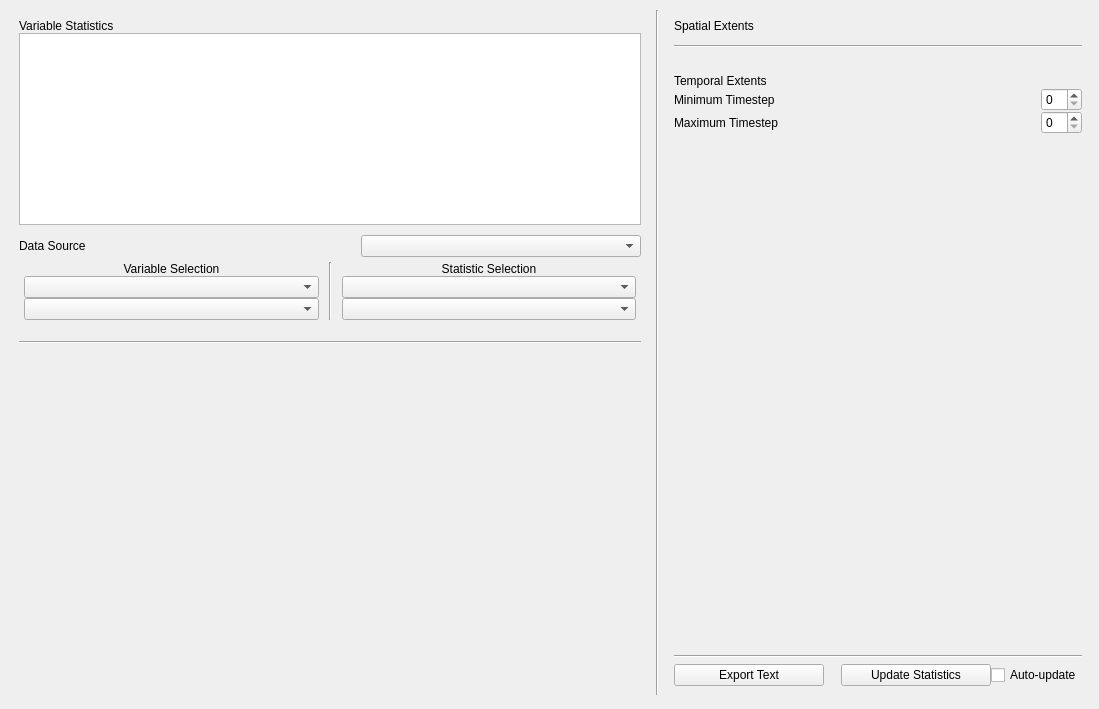
Before: the Qt Designer form apps/vaporgui/statsWindow.ui in StasJ/vapor-formatted, drawn with Qt 5.
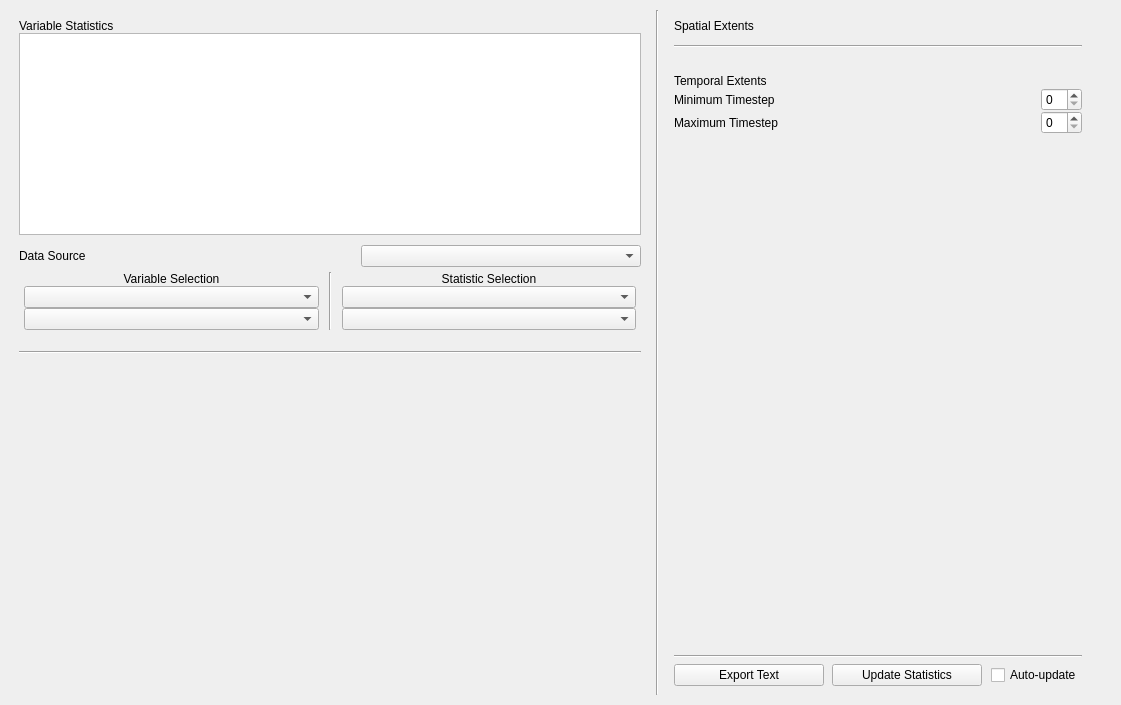
After: the same form once the commit is applied. Custom widgets are drawn as their Qt base class.

What changed in the file:
```diff
--- a/apps/vaporgui/statsWindow.ui
+++ b/apps/vaporgui/statsWindow.ui
@@ -6,12 +6,12 @@
    <rect>
     <x>0</x>
     <y>0</y>
-    <width>1099</width>
-    <height>709</height>
+    <width>1121</width>
+    <height>705</height>
    </rect>
   </property>
   <property name="sizePolicy">
-   <sizepolicy hsizetype="Preferred" vsizetype="MinimumExpanding">
+   <sizepolicy hsizetype="Preferred" vsizetype="Preferred">
     <horstretch>0</horstretch>
     <verstretch>0</verstretch>
    </sizepolicy>
@@ -246,7 +246,7 @@
        <item>
         <widget class="FidelityWidget" name="MyFidelityWidget" native="true">
          <property name="sizePolicy">
-          <sizepolicy hsizetype="Expanding" vsizetype="Expanding">
+          <sizepolicy hsizetype="Preferred" vsizetype="Preferred">
            <horstretch>0</horstretch>
            <verstretch>0</verstretch>
           </sizepolicy>
@@ -408,7 +408,7 @@
          <property name="sizeHint" stdset="0">
           <size>
            <width>20</width>
-           <height>40</height>
+           <height>20</height>
           </size>
          </property>
         </spacer>
@@ -487,6 +487,19 @@
              </property>
             </widget>
            </item>
+           <item>
+            <spacer name="horizontalSpacer_9">
+             <property name="orientation">
+              <enum>Qt::Horizontal</enum>
+             </property>
+             <property name="sizeHint" stdset="0">
+              <size>
+               <width>40</width>
+               <height>20</height>
+              </size>
+             </property>
+            </spacer>
+           </item>
            <item>
             <spacer name="horizontalSpacer_6">
              <property name="orientation">
```
Left out of the diff: 6 changed lines with no effect on the pictures.
